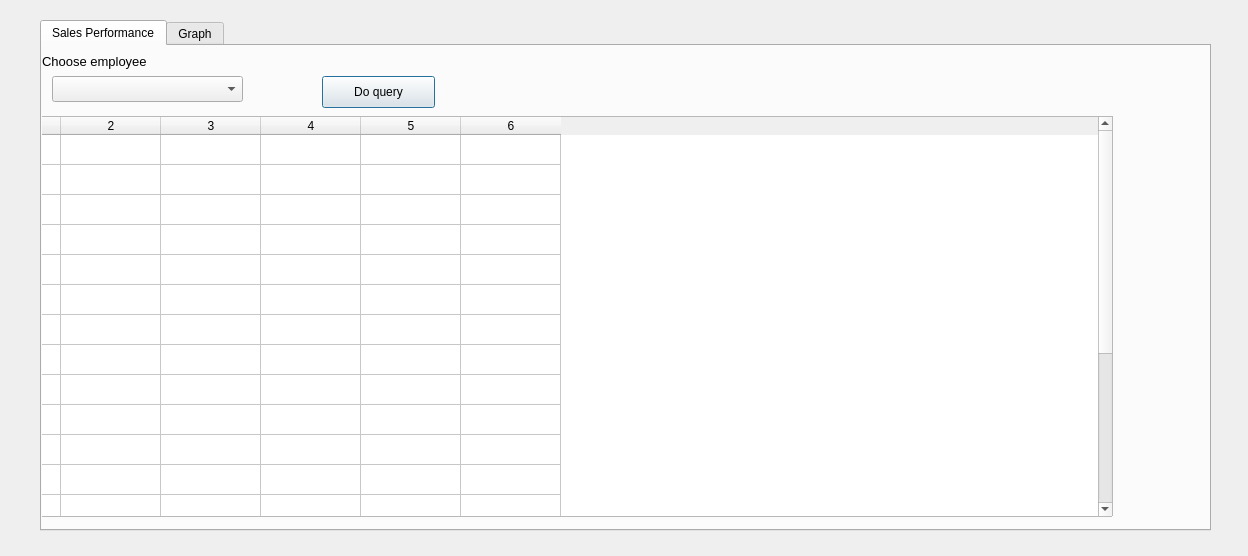
chiphanmsda/product-sales-analytics-gui, file employees_dialog.ui: the form before one commit.
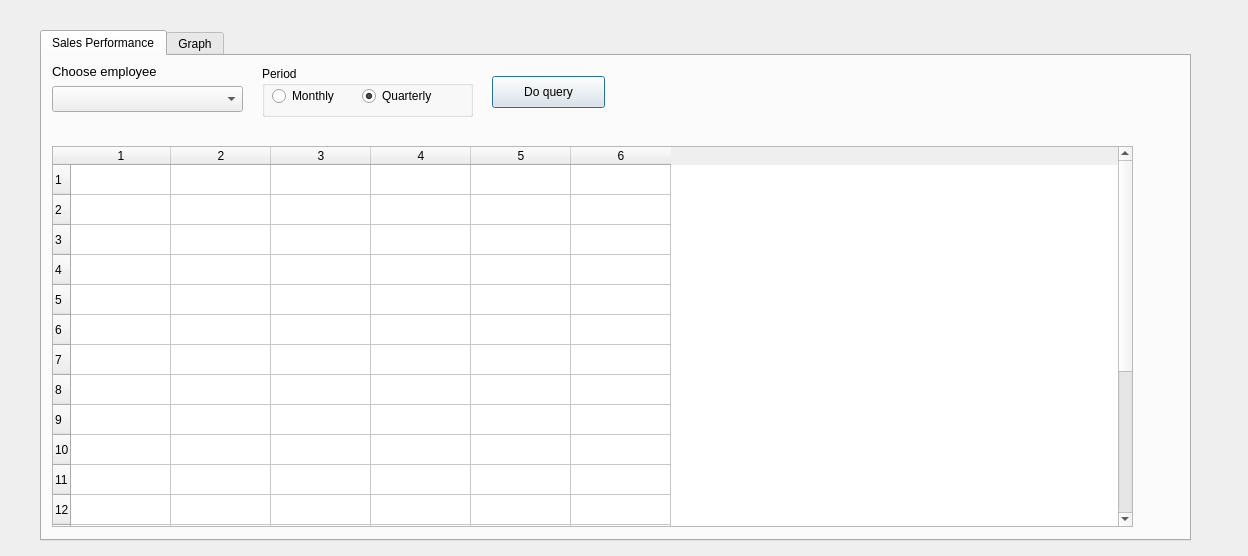
The form after the commit.

Commit message:
Add options for monthly and quarterly sales performance
Add options for monthly and quarterly sales performance

Patch:
```diff
--- a/employees_dialog.ui
+++ b/employees_dialog.ui
@@ -17,8 +17,8 @@
    <property name="geometry">
     <rect>
      <x>40</x>
-     <y>20</y>
-     <width>1171</width>
+     <y>30</y>
+     <width>1151</width>
      <height>511</height>
     </rect>
    </property>
@@ -32,8 +32,8 @@
     <widget class="QPushButton" name="query_button">
      <property name="geometry">
       <rect>
-       <x>280</x>
-       <y>30</y>
+       <x>450</x>
+       <y>20</y>
        <width>113</width>
        <height>32</height>
       </rect>
@@ -55,9 +55,9 @@
     <widget class="QLabel" name="label">
      <property name="geometry">
       <rect>
-       <x>0</x>
+       <x>10</x>
        <y>0</y>
-       <width>271</width>
+       <width>161</width>
        <height>31</height>
       </rect>
      </property>
@@ -73,10 +73,10 @@
     <widget class="QTableWidget" name="sales_table">
      <property name="geometry">
       <rect>
-       <x>-100</x>
-       <y>70</y>
-       <width>1171</width>
-       <height>401</height>
+       <x>10</x>
+       <y>90</y>
+       <width>1081</width>
+       <height>381</height>
       </rect>
      </property>
      <property name="rowCount">
@@ -112,6 +112,48 @@
      <column/>
      <column/>
     </widget>
+    <widget class="QGroupBox" name="radio_group">
+     <property name="geometry">
+      <rect>
+       <x>220</x>
+       <y>10</y>
+       <width>211</width>
+       <height>51</height>
+      </rect>
+     </property>
+     <property name="title">
+      <string>Period</string>
+     </property>
+     <widget class="QRadioButton" name="monthly_radio">
+      <property name="geometry">
+       <rect>
+        <x>10</x>
+        <y>20</y>
+        <width>100</width>
+        <height>20</height>
+       </rect>
+      </property>
+      <property name="text">
+       <string>Monthly</string>
+      </property>
+     </widget>
+     <widget class="QRadioButton" name="quarterly_radio">
+      <property name="geometry">
+       <rect>
+        <x>100</x>
+        <y>20</y>
+        <width>100</width>
+        <height>20</height>
+       </rect>
+      </property>
+      <property name="text">
+       <string>Quarterly</string>
+      </property>
+      <property name="checked">
+       <bool>true</bool>
+      </property>
+     </widget>
+    </widget>
    </widget>
    <widget class="QWidget" name="graph">
     <attribute name="title">
```
The commit also changes 7 other files.
